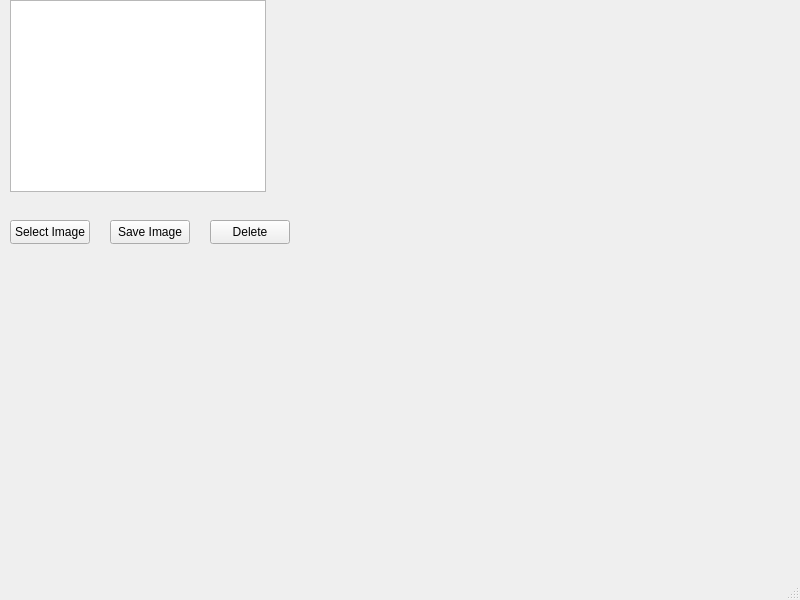
First picture: the form in mainwindow.ui, repository RaczNikoletta/QTImage, before the edit.
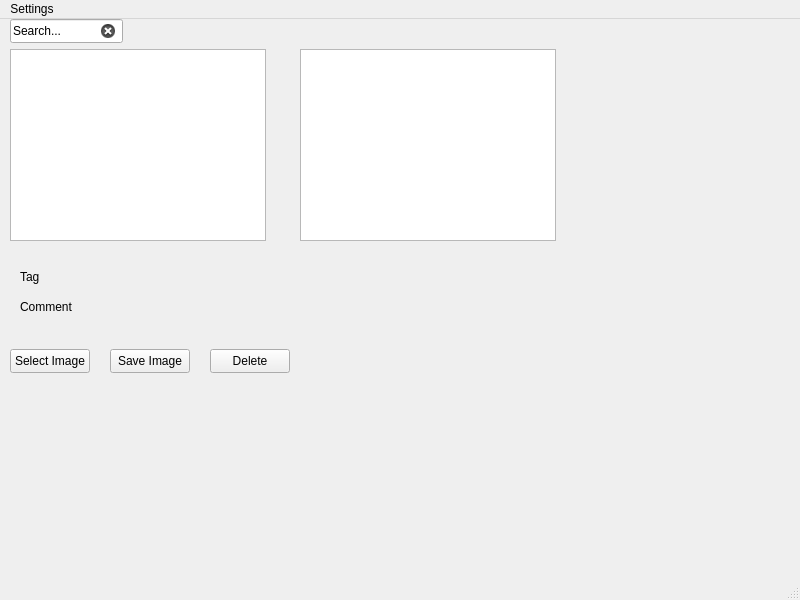
Second picture: the form after the edit.

Patch:
```diff
--- a/mainwindow.ui
+++ b/mainwindow.ui
@@ -14,11 +14,18 @@
    <string>MainWindow</string>
   </property>
   <widget class="QWidget" name="centralwidget">
+   <property name="palette">
+    <palette>
+     <active/>
+     <inactive/>
+     <disabled/>
+    </palette>
+   </property>
    <widget class="QPushButton" name="selectImpushButton">
     <property name="geometry">
      <rect>
       <x>10</x>
-      <y>220</y>
+      <y>330</y>
       <width>80</width>
       <height>24</height>
      </rect>
@@ -27,22 +34,12 @@
      <string>Select Image</string>
     </property>
    </widget>
-   <widget class="QListView" name="listView">
-    <property name="geometry">
-     <rect>
-      <x>10</x>
-      <y>0</y>
-      <width>256</width>
-      <height>192</height>
-     </rect>
-    </property>
-   </widget>
    <widget class="QLabel" name="picturelabel">
     <property name="geometry">
      <rect>
-      <x>310</x>
-      <y>10</y>
-      <width>331</width>
+      <x>10</x>
+      <y>130</y>
+      <width>351</width>
       <height>181</height>
      </rect>
     </property>
@@ -54,7 +51,7 @@
     <property name="geometry">
      <rect>
       <x>110</x>
-      <y>220</y>
+      <y>330</y>
       <width>80</width>
       <height>24</height>
      </rect>
@@ -67,7 +64,7 @@
     <property name="geometry">
      <rect>
       <x>210</x>
-      <y>220</y>
+      <y>330</y>
       <width>80</width>
       <height>24</height>
      </rect>
@@ -76,8 +73,105 @@
      <string>Delete</string>
     </property>
    </widget>
+   <widget class="QLineEdit" name="lineEdit">
+    <property name="geometry">
+     <rect>
+      <x>10</x>
+      <y>0</y>
+      <width>113</width>
+      <height>24</height>
+     </rect>
+    </property>
+    <property name="inputMask">
+     <string/>
+    </property>
+    <property name="text">
+     <string>Search...</string>
+    </property>
+    <property name="echoMode">
+     <enum>QLineEdit::Normal</enum>
+    </property>
+    <property name="clearButtonEnabled">
+     <bool>true</bool>
+    </property>
+   </widget>
+   <widget class="QListView" name="listView">
+    <property name="geometry">
+     <rect>
+      <x>10</x>
+      <y>30</y>
+      <width>256</width>
+      <height>192</height>
+     </rect>
+    </property>
+   </widget>
+   <widget class="QListWidget" name="listWidget">
+    <property name="geometry">
+     <rect>
+      <x>300</x>
+      <y>30</y>
+      <width>256</width>
+      <height>192</height>
+     </rect>
+    </property>
+   </widget>
+   <widget class="QLabel" name="label">
+    <property name="geometry">
+     <rect>
+      <x>20</x>
+      <y>250</y>
+      <width>49</width>
+      <height>16</height>
+     </rect>
+    </property>
+    <property name="text">
+     <string>Tag</string>
+    </property>
+   </widget>
+   <widget class="QLabel" name="label_2">
+    <property name="geometry">
+     <rect>
+      <x>20</x>
+      <y>280</y>
+      <width>61</width>
+      <height>16</height>
+     </rect>
+    </property>
+    <property name="text">
+     <string>Comment</string>
+    </property>
+   </widget>
+   <widget class="QLabel" name="tagLabel">
+    <property name="geometry">
+     <rect>
+      <x>100</x>
+      <y>250</y>
+      <width>49</width>
+      <height>16</height>
+     </rect>
+    </property>
+    <property name="text">
+     <string/>
+    </property>
+   </widget>
+   <widget class="QLabel" name="commentLabel">
+    <property name="geometry">
+     <rect>
+      <x>100</x>
+      <y>280</y>
+      <width>49</width>
+      <height>16</height>
+     </rect>
+    </property>
+    <property name="text">
+     <string/>
+    </property>
+   </widget>
   </widget>
-  <widget class="QMenuBar" name="menubar">
+  <widget class="QMenuBar" name="menuBar">
+   <property name="enabled">
+    <bool>true</bool>
+   </property>
    <property name="geometry">
     <rect>
      <x>0</x>
@@ -86,6 +180,33 @@
      <height>21</height>
     </rect>
    </property>
+   <widget class="QMenu" name="menuSettings">
+    <property name="title">
+     <string>Settings</string>
+    </property>
+    <widget class="QMenu" name="menuLanguage_2">
+     <property name="title">
+      <string>Language</string>
+     </property>
+     <addaction name="separator"/>
+     <addaction name="separator"/>
+     <addaction name="actionHungarian_2"/>
+     <addaction name="actionEnglish_2"/>
+     <addaction name="actionSpanish"/>
+    </widget>
+    <widget class="QMenu" name="menuStyle_2">
+     <property name="title">
+      <string>Style</string>
+     </property>
+     <addaction name="actionDefault_2"/>
+     <addaction name="actionDark_2"/>
+     <addaction name="actionSunny_2"/>
+     <addaction name="actionBlue_2"/>
+    </widget>
+    <addaction name="menuLanguage_2"/>
+    <addaction name="menuStyle_2"/>
+   </widget>
+   <addaction name="menuSettings"/>
   </widget>
   <widget class="QStatusBar" name="statusbar"/>
  </widget>
```
Left out of the diff: 60 changed lines with no effect on the pictures.
